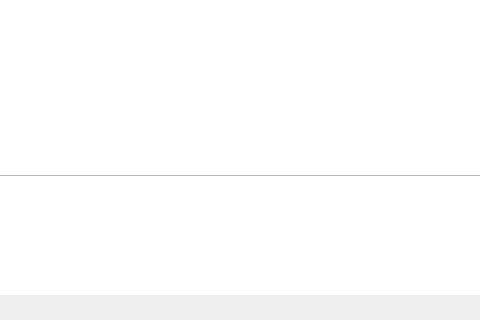
First picture: the form in MyQQ3Client.ui, repository HigginsWang/MyQQ3, before the edit; both pictures show x 340 to 820 and y 193 to 513 of the 820 by 513 pixel window.
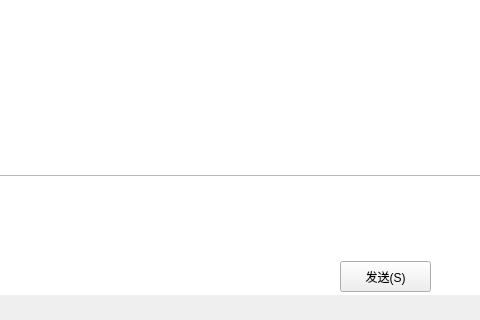
Second picture: the form after the edit.

Commit message: 新的传输协议，点击发送信息

Patch:
```diff
--- a/MyQQ3Client.ui
+++ b/MyQQ3Client.ui
@@ -270,6 +270,19 @@
         </rect>
        </property>
       </widget>
+      <widget class="QPushButton" name="sendChatRecordButton">
+       <property name="geometry">
+        <rect>
+         <x>610</x>
+         <y>437</y>
+         <width>91</width>
+         <height>31</height>
+        </rect>
+       </property>
+       <property name="text">
+        <string>发送(S)</string>
+       </property>
+      </widget>
      </widget>
      <widget class="QWidget" name="page_2"/>
      <widget class="QWidget" name="page_5"/>
```
Left out of the diff: 2 changed lines with no effect on the pictures. The commit also changes 13 other files.
